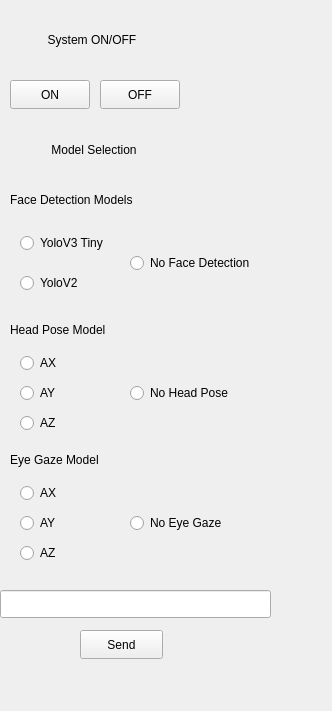
The window that DesktopApp/systemcontrol.ui (anassalah24/Graduation-Project-DMS) describes before a commit, drawn with Qt 5.
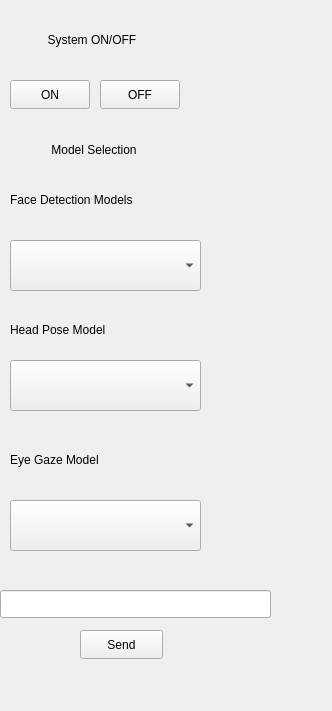
The same window after the commit.

The edit to the form file:
```diff
--- a/DesktopApp/systemcontrol.ui
+++ b/DesktopApp/systemcontrol.ui
@@ -26,45 +26,6 @@
     <string>Face Detection Models</string>
    </property>
   </widget>
-  <widget class="QRadioButton" name="fd1">
-   <property name="geometry">
-    <rect>
-     <x>20</x>
-     <y>230</y>
-     <width>112</width>
-     <height>26</height>
-    </rect>
-   </property>
-   <property name="text">
-    <string>YoloV3 Tiny</string>
-   </property>
-  </widget>
-  <widget class="QRadioButton" name="fd2">
-   <property name="geometry">
-    <rect>
-     <x>20</x>
-     <y>270</y>
-     <width>112</width>
-     <height>26</height>
-    </rect>
-   </property>
-   <property name="text">
-    <string>YoloV2</string>
-   </property>
-  </widget>
-  <widget class="QRadioButton" name="noFD">
-   <property name="geometry">
-    <rect>
-     <x>130</x>
-     <y>250</y>
-     <width>151</width>
-     <height>26</height>
-    </rect>
-   </property>
-   <property name="text">
-    <string>No Face Detection</string>
-   </property>
-  </widget>
   <widget class="QLabel" name="label_4">
    <property name="geometry">
     <rect>
@@ -78,45 +39,6 @@
     <string>Head Pose Model</string>
    </property>
   </widget>
-  <widget class="QRadioButton" name="hp3">
-   <property name="geometry">
-    <rect>
-     <x>20</x>
-     <y>410</y>
-     <width>151</width>
-     <height>26</height>
-    </rect>
-   </property>
-   <property name="text">
-    <string>AZ</string>
-   </property>
-  </widget>
-  <widget class="QRadioButton" name="hp2">
-   <property name="geometry">
-    <rect>
-     <x>20</x>
-     <y>380</y>
-     <width>112</width>
-     <height>26</height>
-    </rect>
-   </property>
-   <property name="text">
-    <string>AY</string>
-   </property>
-  </widget>
-  <widget class="QRadioButton" name="hp1">
-   <property name="geometry">
-    <rect>
-     <x>20</x>
-     <y>350</y>
-     <width>112</width>
-     <height>26</height>
-    </rect>
-   </property>
-   <property name="text">
-    <string>AX</string>
-   </property>
-  </widget>
   <widget class="QLabel" name="label_5">
    <property name="geometry">
     <rect>
@@ -130,45 +52,6 @@
     <string>Eye Gaze Model</string>
    </property>
   </widget>
-  <widget class="QRadioButton" name="eg2">
-   <property name="geometry">
-    <rect>
-     <x>20</x>
-     <y>510</y>
-     <width>112</width>
-     <height>26</height>
-    </rect>
-   </property>
-   <property name="text">
-    <string>AY</string>
-   </property>
-  </widget>
-  <widget class="QRadioButton" name="eg3">
-   <property name="geometry">
-    <rect>
-     <x>20</x>
-     <y>540</y>
-     <width>151</width>
-     <height>26</height>
-    </rect>
-   </property>
-   <property name="text">
-    <string>AZ</string>
-   </property>
-  </widget>
-  <widget class="QRadioButton" name="eg1">
-   <property name="geometry">
-    <rect>
-     <x>20</x>
-     <y>480</y>
-     <width>112</width>
-     <height>26</height>
-    </rect>
-   </property>
-   <property name="text">
-    <string>AX</string>
-   </property>
-  </widget>
   <widget class="QLineEdit" name="trialLineedit">
    <property name="geometry">
     <rect>
@@ -192,32 +75,6 @@
     <string>Send</string>
    </property>
   </widget>
-  <widget class="QRadioButton" name="noHP">
-   <property name="geometry">
-    <rect>
-     <x>130</x>
-     <y>380</y>
-     <width>151</width>
-     <height>26</height>
-    </rect>
-   </property>
-   <property name="text">
-    <string>No Head Pose</string>
-   </property>
-  </widget>
-  <widget class="QRadioButton" name="noEG">
-   <property name="geometry">
-    <rect>
-     <x>130</x>
-     <y>510</y>
-     <width>151</width>
-     <height>26</height>
-    </rect>
-   </property>
-   <property name="text">
-    <string>No Eye Gaze</string>
-   </property>
-  </widget>
   <widget class="QLabel" name="label">
    <property name="geometry">
     <rect>
@@ -276,6 +133,36 @@
     <string>ON</string>
    </property>
   </widget>
+  <widget class="QComboBox" name="comboFaceDetection">
+   <property name="geometry">
+    <rect>
+     <x>10</x>
+     <y>240</y>
+     <width>191</width>
+     <height>51</height>
+    </rect>
+   </property>
+  </widget>
+  <widget class="QComboBox" name="comboHeadPose">
+   <property name="geometry">
+    <rect>
+     <x>10</x>
+     <y>360</y>
+     <width>191</width>
+     <height>51</height>
+    </rect>
+   </property>
+  </widget>
+  <widget class="QComboBox" name="comboEyeGaze">
+   <property name="geometry">
+    <rect>
+     <x>10</x>
+     <y>500</y>
+     <width>191</width>
+     <height>51</height>
+    </rect>
+   </property>
+  </widget>
  </widget>
  <resources/>
  <connections/>
```
